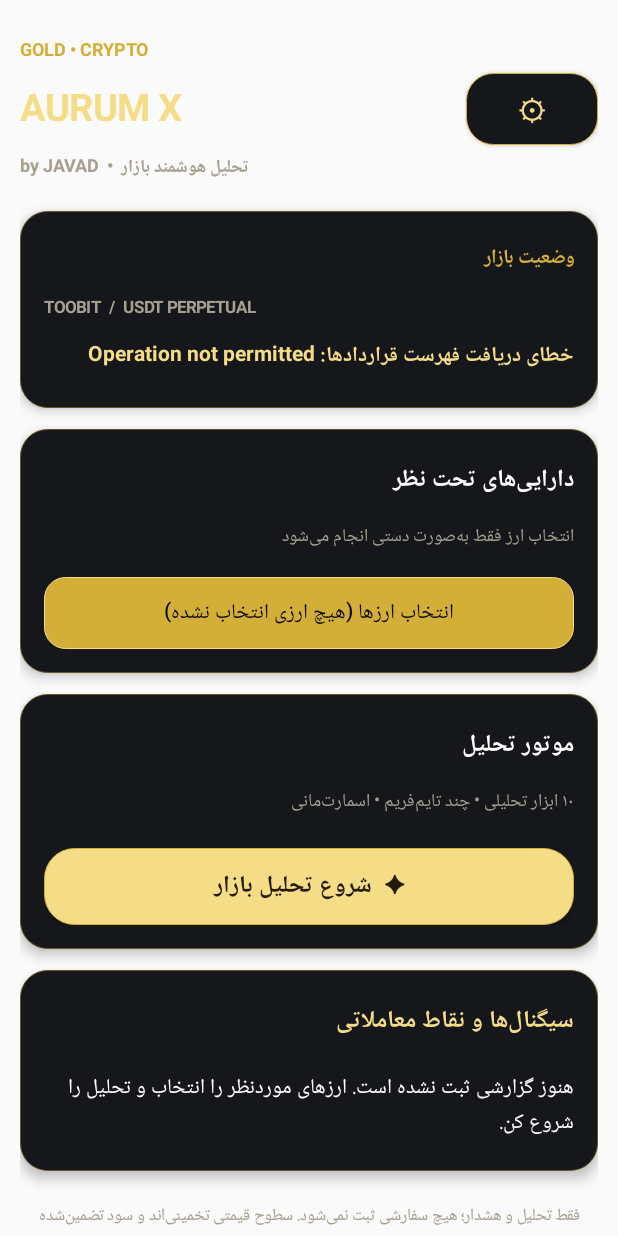
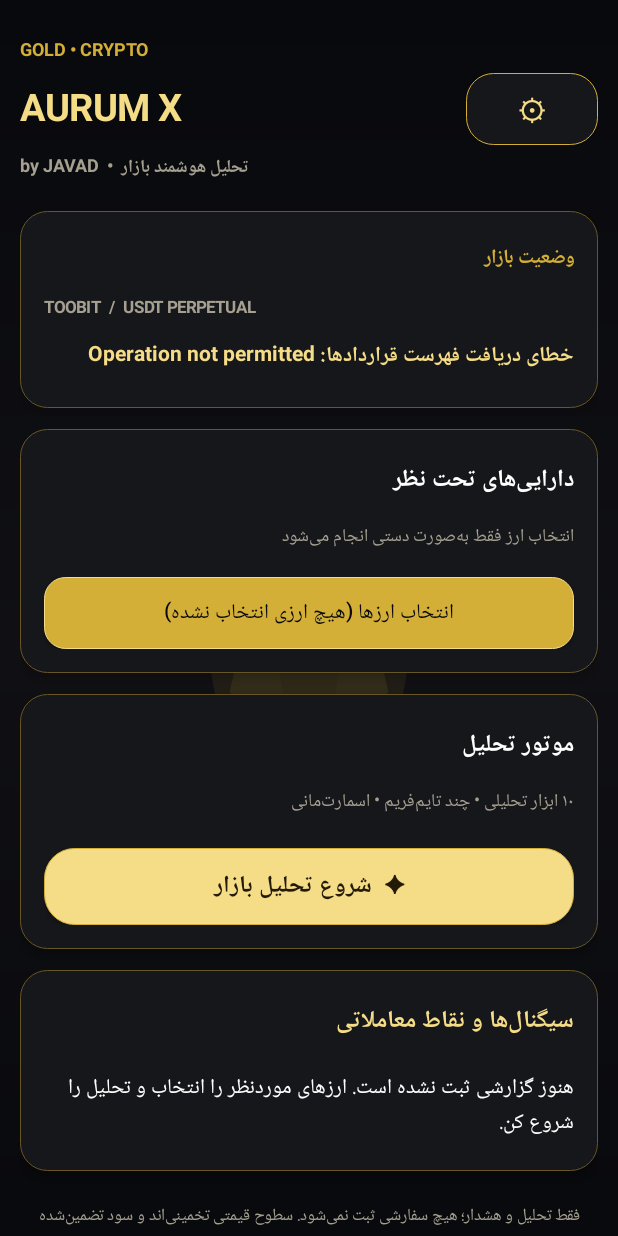
Before and after one commit to jh286773-sudo/crypto-signal-bot, an Android app: the screen it shows after launch (MainActivity), on a phone screen of 412 x 824 dp. Run offline under Robolectric (Android 15) with nearby library versions, the phone set to English and light mode, and no system bars.

Commit message:
Fix vector watermark background drawable

```diff
--- a/app/src/main/res/drawable/app_background.xml
+++ b/app/src/main/res/drawable/app_background.xml
@@ -1,4 +1,4 @@
 <layer-list xmlns:android="http://schemas.android.com/apk/res/android">
     <item><shape android:shape="rectangle"><gradient android:startColor="#08090C" android:centerColor="#101014" android:endColor="#08090C" android:angle="270"/></shape></item>
-    <item android:gravity="center"><inset android:inset="18dp"><bitmap android:src="@drawable/bull_watermark" android:gravity="center" android:filter="true"/></inset></item>
+    <item android:drawable="@drawable/bull_watermark" android:gravity="center" />
 </layer-list>
```
